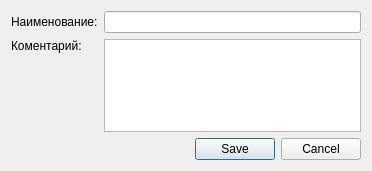
This is AddFuelNameDialog/addfuelnamedialog.ui in rust3128/iMposOld as Qt 5 draws it before an edit. The edited form follows.
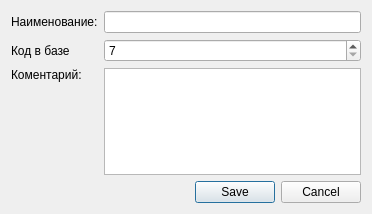
This is the edited form.

Diff of the .ui file:
```diff
--- a/AddFuelNameDialog/addfuelnamedialog.ui
+++ b/AddFuelNameDialog/addfuelnamedialog.ui
@@ -7,17 +7,17 @@
     <x>0</x>
     <y>0</y>
     <width>372</width>
-    <height>171</height>
+    <height>214</height>
    </rect>
   </property>
   <property name="windowTitle">
    <string>Dialog</string>
   </property>
   <layout class="QGridLayout" name="gridLayout">
-   <item row="0" column="1">
-    <widget class="QLineEdit" name="lineEditFuelName">
-     <property name="maxLength">
-      <number>30</number>
+   <item row="2" column="0" alignment="Qt::AlignTop">
+    <widget class="QLabel" name="label_2">
+     <property name="text">
+      <string>Коментарий:</string>
      </property>
     </widget>
    </item>
@@ -28,23 +28,40 @@
      </property>
     </widget>
    </item>
-   <item row="1" column="1">
+   <item row="2" column="1">
     <widget class="QPlainTextEdit" name="plainTextEditComments"/>
    </item>
-   <item row="1" column="0" alignment="Qt::AlignTop">
-    <widget class="QLabel" name="label_2">
-     <property name="text">
-      <string>Коментарий:</string>
+   <item row="0" column="1">
+    <widget class="QLineEdit" name="lineEditFuelName">
+     <property name="maxLength">
+      <number>30</number>
      </property>
     </widget>
    </item>
-   <item row="2" column="0" colspan="2">
+   <item row="3" column="0" colspan="2">
     <widget class="QDialogButtonBox" name="buttonBox">
      <property name="standardButtons">
       <set>QDialogButtonBox::Cancel|QDialogButtonBox::Save</set>
      </property>
     </widget>
    </item>
+   <item row="1" column="0">
+    <widget class="QLabel" name="label_3">
+     <property name="text">
+      <string>Код в базе</string>
+     </property>
+    </widget>
+   </item>
+   <item row="1" column="1">
+    <widget class="QSpinBox" name="spinBox">
+     <property name="minimum">
+      <number>7</number>
+     </property>
+     <property name="maximum">
+      <number>8</number>
+     </property>
+    </widget>
+   </item>
   </layout>
  </widget>
  <resources/>
```
